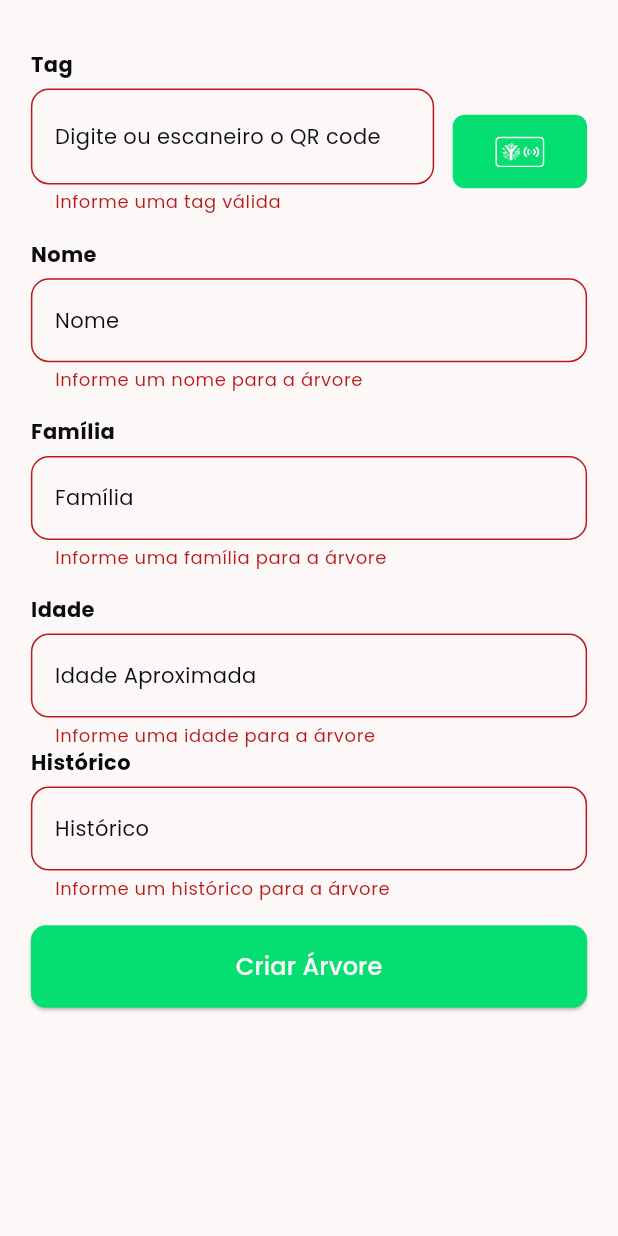
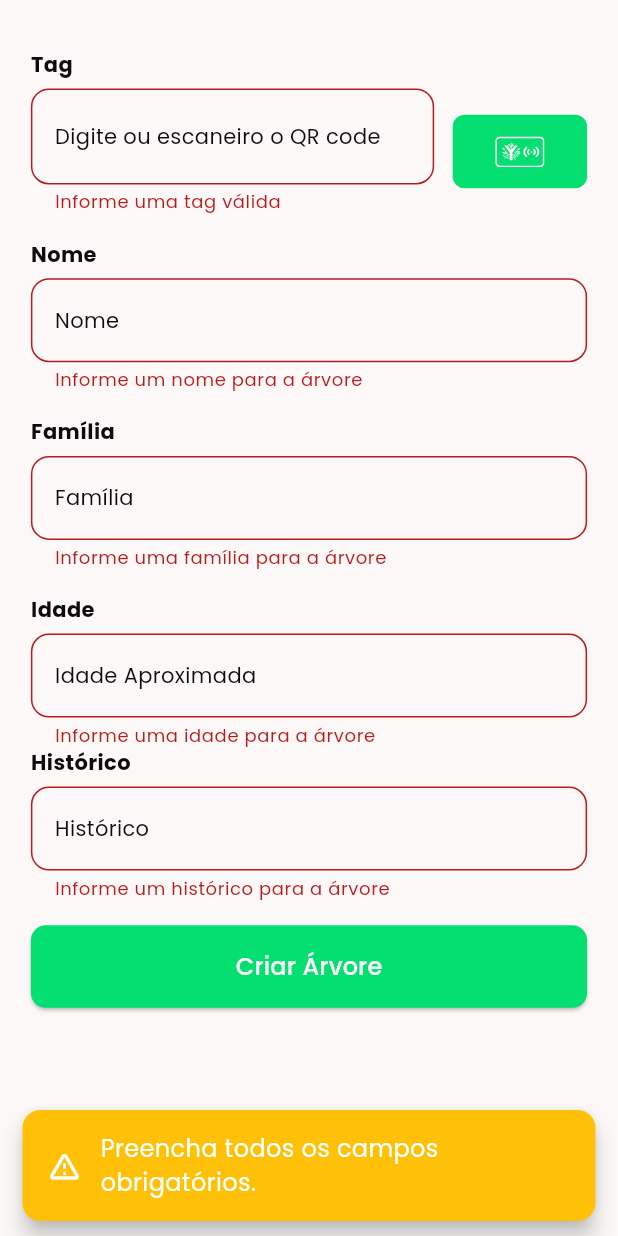
Before and after one commit to LucasRossatto/YggDrasil_App_Flutter, a Flutter app: the ArvoreCreateForm widget shown alone on an empty page, opened directly with empty values, after a tap on "Criar Árvore", on a phone screen of 412 x 824 dp. Run offline on Flutter 3.47's test engine with Material 3 defaults, Android fonts, the phone set to English and light mode, and no system bars; our stand-ins replace camera, equatable, flutter_dotenv, flutter_map, flutter_svg, geolocator and 4 more; missing offline and left inert: mobile_scanner; accounts and stored records are empty.

Commit message:
feat: substituição de antigo snackbar

```diff
--- a/lib/src/view/widgets/adicionar_arvore_form.dart
+++ b/lib/src/view/widgets/adicionar_arvore_form.dart
@@ -180,17 +180,10 @@ class _ArvoreCreateFormState extends State<ArvoreCreateForm> {
                 text: "Criar Árvore",
                 onPressed: () {
                   if (!_formKey.currentState!.validate()) {
-                    return;
-                  }
-                  if (widget.tagIdController.text.isEmpty ||
-                      nomeController.text.isEmpty ||
-                      familiaController.text.isEmpty ||
-                      historicoController.text.isEmpty) {
                     CustomSnackBar.show(
                       context,
                       message: "Preencha todos os campos obrigatórios.",
-                      icon: Icons.error,
-                      backgroundColor: theme.colorScheme.errorContainer,
+                      profile: 'warning'
                     );
                     return;
                   }
```
